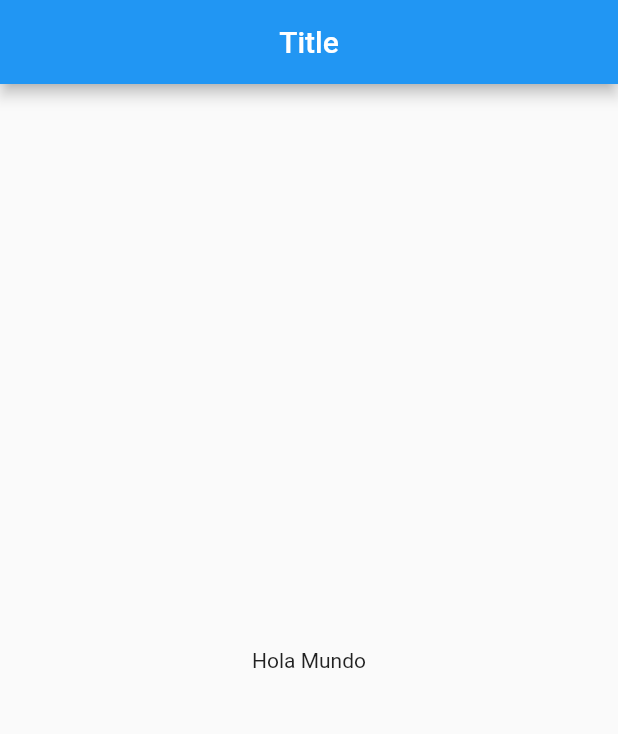
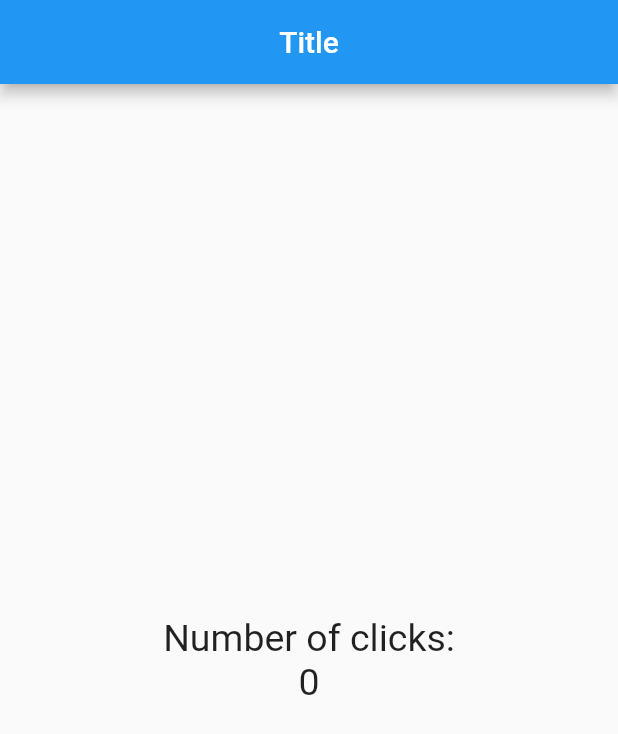
Before and after one commit to CristhoperDev/counter, a Flutter app: the screen it shows after launch, on a phone screen of 412 x 824 dp. Shown: the top 734 px of the screen. Run offline on Flutter 3.47's test engine with Material 2 defaults, Android fonts, the phone set to English and light mode, and no system bars.

Commit message:
columns and style

```diff
--- a/lib/src/pages/home_page.dart
+++ b/lib/src/pages/home_page.dart
@@ -1,6 +1,8 @@
 import 'package:flutter/material.dart';
 
 class HomePage extends StatelessWidget{
+  final TextStyle textStyle = new TextStyle(fontSize: 25);
+
   @override
   Widget build(BuildContext context) {
     return Scaffold(
@@ -10,7 +12,13 @@ class HomePage extends StatelessWidget{
       ),
       body: (
         Center(
-          child: Text('Hola Mundo'),
+          child: Column(
+            mainAxisAlignment: MainAxisAlignment.center,
+            children: <Widget>[
+              Text('Number of clicks:', style: textStyle),
+              Text('0', style: textStyle),
+            ],
+          ),
         )
       ),
     );
```
